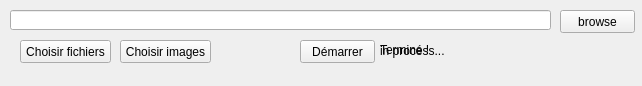
Silous888/999_patchFrAuto, file ihm.ui: the form before one commit.
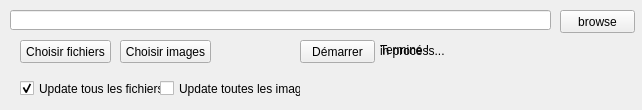
The form after the commit. Icons and pictures are not drawn. Custom widgets are drawn as their Qt base class.

Commit message: checkbox pour tout sélectionner les fichiers et les images

What changed in the file:
```diff
--- a/ihm.ui
+++ b/ihm.ui
@@ -7,7 +7,7 @@
     <x>0</x>
     <y>0</y>
     <width>642</width>
-    <height>86</height>
+    <height>110</height>
    </rect>
   </property>
   <property name="minimumSize">
@@ -19,7 +19,7 @@
   <property name="maximumSize">
    <size>
     <width>642</width>
-    <height>86</height>
+    <height>110</height>
    </size>
   </property>
   <property name="windowTitle">
@@ -127,6 +127,38 @@
      <string>Choisir images</string>
     </property>
    </widget>
+   <widget class="QCheckBox" name="checkBox_fichiers">
+    <property name="geometry">
+     <rect>
+      <x>20</x>
+      <y>80</y>
+      <width>141</width>
+      <height>17</height>
+     </rect>
+    </property>
+    <property name="text">
+     <string>Update tous les fichiers</string>
+    </property>
+    <property name="checked">
+     <bool>true</bool>
+    </property>
+    <property name="tristate">
+     <bool>false</bool>
+    </property>
+   </widget>
+   <widget class="QCheckBox" name="checkBox_images">
+    <property name="geometry">
+     <rect>
+      <x>160</x>
+      <y>80</y>
+      <width>141</width>
+      <height>17</height>
+     </rect>
+    </property>
+    <property name="text">
+     <string>Update toutes les images</string>
+    </property>
+   </widget>
    <zorder>pushButton_process</zorder>
    <zorder>pushButton_browse</zorder>
    <zorder>fileEdit_path</zorder>
```
Left out of the diff: 2 changed lines with no effect on the pictures. The commit also changes 2 other files.
